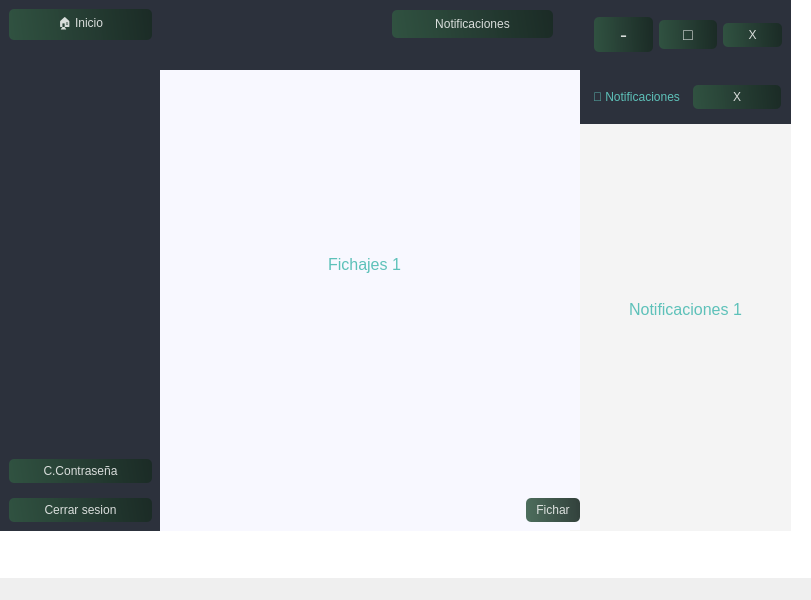
Before: the Qt Designer form src/view/ui/hechos/Worker_View.ui in DavidTabuyo/SIFABUL_2.0, drawn with Qt 5.
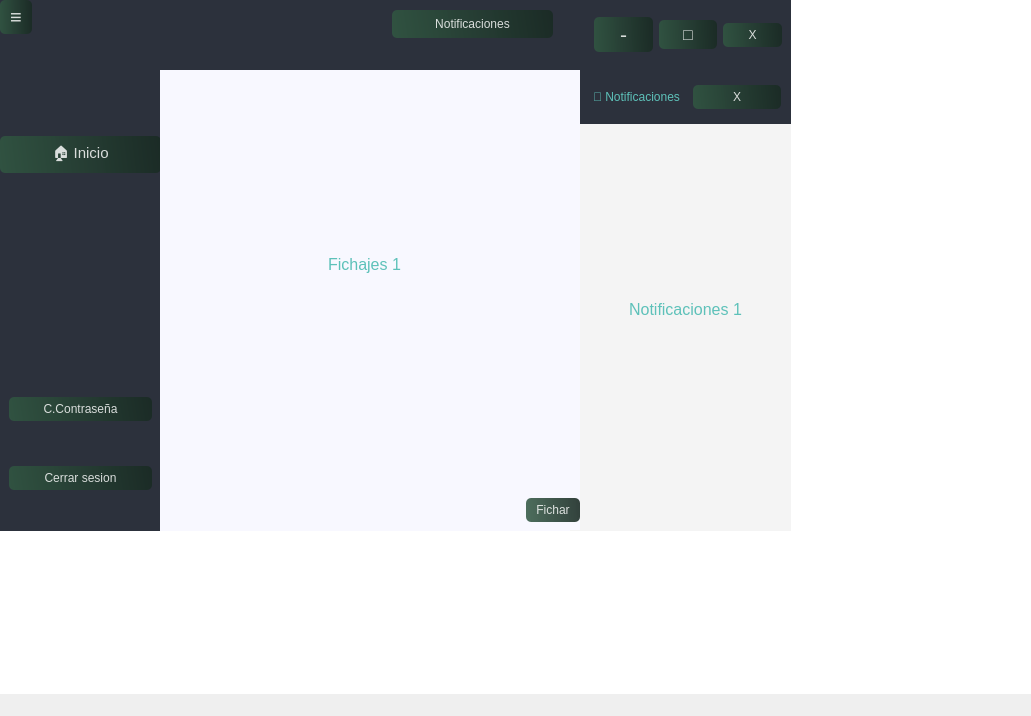
After: the same form once the commit is applied.

```diff
--- a/src/view/ui/hechos/Worker_View.ui
+++ b/src/view/ui/hechos/Worker_View.ui
@@ -6,8 +6,8 @@
    <rect>
     <x>0</x>
     <y>0</y>
-    <width>811</width>
-    <height>600</height>
+    <width>1031</width>
+    <height>716</height>
    </rect>
   </property>
   <property name="windowTitle">
@@ -73,48 +73,6 @@
         </rect>
        </property>
        <layout class="QVBoxLayout" name="verticalLayout_2">
-        <item alignment="Qt::AlignTop">
-         <widget class="QFrame" name="frame">
-          <property name="frameShape">
-           <enum>QFrame::StyledPanel</enum>
-          </property>
-          <property name="frameShadow">
-           <enum>QFrame::Raised</enum>
-          </property>
-          <layout class="QHBoxLayout" name="horizontalLayout_2">
-           <item>
-            <widget class="QPushButton" name="pushButton">
-             <property name="styleSheet">
-              <string notr="true">QPushButton {
-    background-color: qlineargradient(spread: pad, x1: 0, y1: 0.505682, x2: 1, y2: 0.477, stop: 0 rgba(49, 87, 66, 219), stop: 1 rgba(25, 42, 35, 226));
-    color: rgba(255, 255, 255, 210);
-    border-radius: 5px;
-}
-
-QPushButton#pushButton:hover {
-    background-color: qlineargradient(spread: pad, x1: 0, y1: 0.505682, x2: 1, y2: 0.477, stop: 0 rgba(38, 66, 50, 219), stop: 1 rgba(19, 31, 26, 226));
-}
-
-QPushButton#pushButton:pressed {
-    padding-left: 5px;
-    padding-top: 5px;
-    background-color: rgba(38, 66, 50, 255);
-}
-
-QPushButton#pushButton:pressed {
-    padding-left: 5px;
-    padding-top: 5px;
-    background-color: rgba(49, 87, 66, 255);
-}</string>
-             </property>
-             <property name="text">
-              <string>🏠 Inicio</string>
-             </property>
-            </widget>
-           </item>
-          </layout>
-         </widget>
-        </item>
         <item>
          <widget class="QFrame" name="frame_2">
           <property name="sizePolicy">
@@ -129,26 +87,106 @@
           <property name="frameShadow">
            <enum>QFrame::Raised</enum>
           </property>
-          <layout class="QVBoxLayout" name="verticalLayout_3"/>
+          <layout class="QVBoxLayout" name="verticalLayout_3">
+           <property name="spacing">
+            <number>0</number>
+           </property>
+           <property name="leftMargin">
+            <number>0</number>
+           </property>
+           <property name="topMargin">
+            <number>0</number>
+           </property>
+           <property name="rightMargin">
+            <number>0</number>
+           </property>
+           <property name="bottomMargin">
+            <number>0</number>
+           </property>
+           <item alignment="Qt::AlignLeft|Qt::AlignTop">
+            <widget class="QPushButton" name="pushButton_10">
+             <property name="font">
+              <font>
+               <pointsize>15</pointsize>
+              </font>
+             </property>
+             <property name="styleSheet">
+              <string notr="true">QPushButton {
+    background-color: qlineargradient(spread: pad, x1: 0, y1: 0.505682, x2: 1, y2: 0.477, stop: 0 rgba(49, 87, 66, 219), stop: 1 rgba(25, 42, 35, 226));
+    color: rgba(255, 255, 255, 210);
+    border-radius: 5px;
+}
+
+QPushButton#pushButton:hover {
+    background-color: qlineargradient(spread: pad, x1: 0, y1: 0.505682, x2: 1, y2: 0.477, stop: 0 rgba(38, 66, 50, 219), stop: 1 rgba(19, 31, 26, 226));
+}
+
+QPushButton#pushButton:pressed {
+    padding-left: 5px;
+    padding-top: 5px;
+    background-color: rgba(38, 66, 50, 255);
+}
+
+QPushButton#pushButton:pressed {
+    padding-left: 5px;
+    padding-top: 5px;
+    background-color: rgba(49, 87, 66, 255);
+}</string>
+             </property>
+             <property name="text">
+              <string>≡</string>
+             </property>
+            </widget>
+           </item>
+           <item>
+            <widget class="QPushButton" name="pushButton">
+             <property name="font">
+              <font>
+               <pointsize>11</pointsize>
+              </font>
+             </property>
+             <property name="styleSheet">
+              <string notr="true">QPushButton {
+    background-color: qlineargradient(spread: pad, x1: 0, y1: 0.505682, x2: 1, y2: 0.477, stop: 0 rgba(49, 87, 66, 219), stop: 1 rgba(25, 42, 35, 226));
+    color: rgba(255, 255, 255, 210);
+    border-radius: 5px;
+}
+
+QPushButton#pushButton:hover {
+    background-color: qlineargradient(spread: pad, x1: 0, y1: 0.505682, x2: 1, y2: 0.477, stop: 0 rgba(38, 66, 50, 219), stop: 1 rgba(19, 31, 26, 226));
+}
+
+QPushButton#pushButton:pressed {
+    padding-left: 5px;
+    padding-top: 5px;
+    background-color: rgba(38, 66, 50, 255);
+}
+
+QPushButton#pushButton:pressed {
+    padding-left: 5px;
+    padding-top: 5px;
+    background-color: rgba(49, 87, 66, 255);
+}</string>
+             </property>
+             <property name="text">
+              <string>🏠 Inicio</string>
+             </property>
+            </widget>
+           </item>
+          </layout>
          </widget>
         </item>
         <item>
-         <spacer name="verticalSpacer">
-          <property name="orientation">
-           <enum>Qt::Vertical</enum>
+         <widget class="QFrame" name="frame">
+          <property name="frameShape">
+           <enum>QFrame::StyledPanel</enum>
           </property>
-          <property name="sizeType">
-           <enum>QSizePolicy::Preferred</enum>
+          <property name="frameShadow">
+           <enum>QFrame::Raised</enum>
           </property>
-          <property name="sizeHint" stdset="0">
-           <size>
-            <width>10</width>
-            <height>30</height>
-           </size>
-          </property>
-         </spacer>
+         </widget>
         </item>
-        <item alignment="Qt::AlignBottom">
+        <item>
          <widget class="QFrame" name="frame_3">
           <property name="frameShape">
            <enum>QFrame::StyledPanel</enum>
```
Left out of the diff: 2 changed lines with no effect on the pictures.
